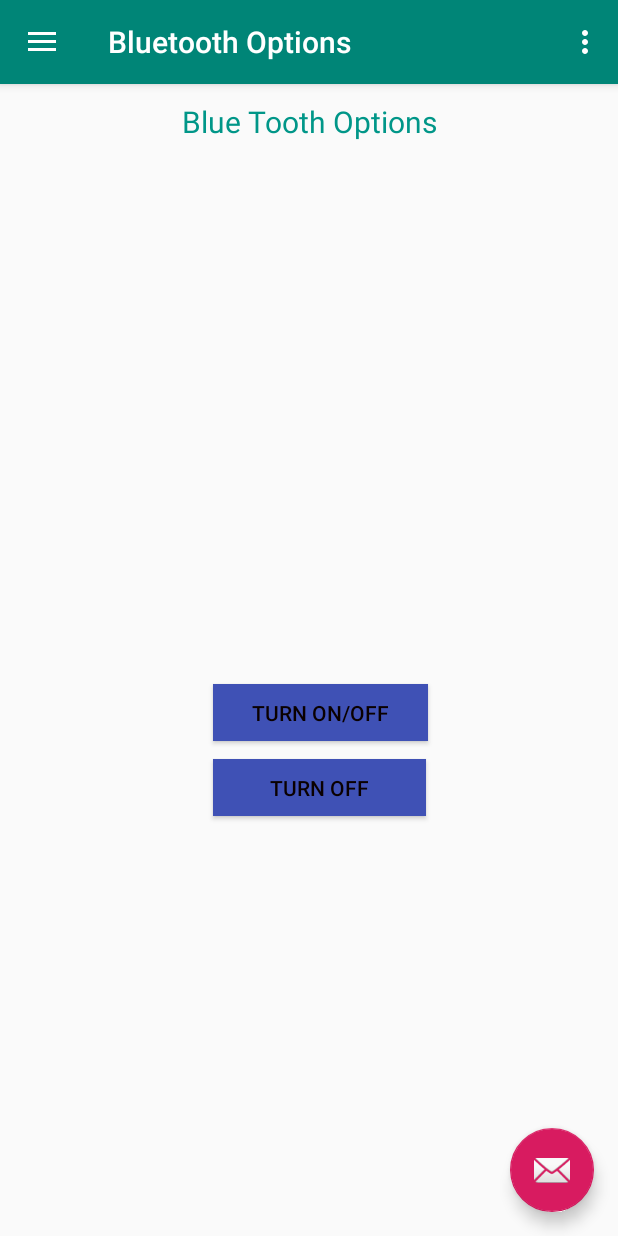
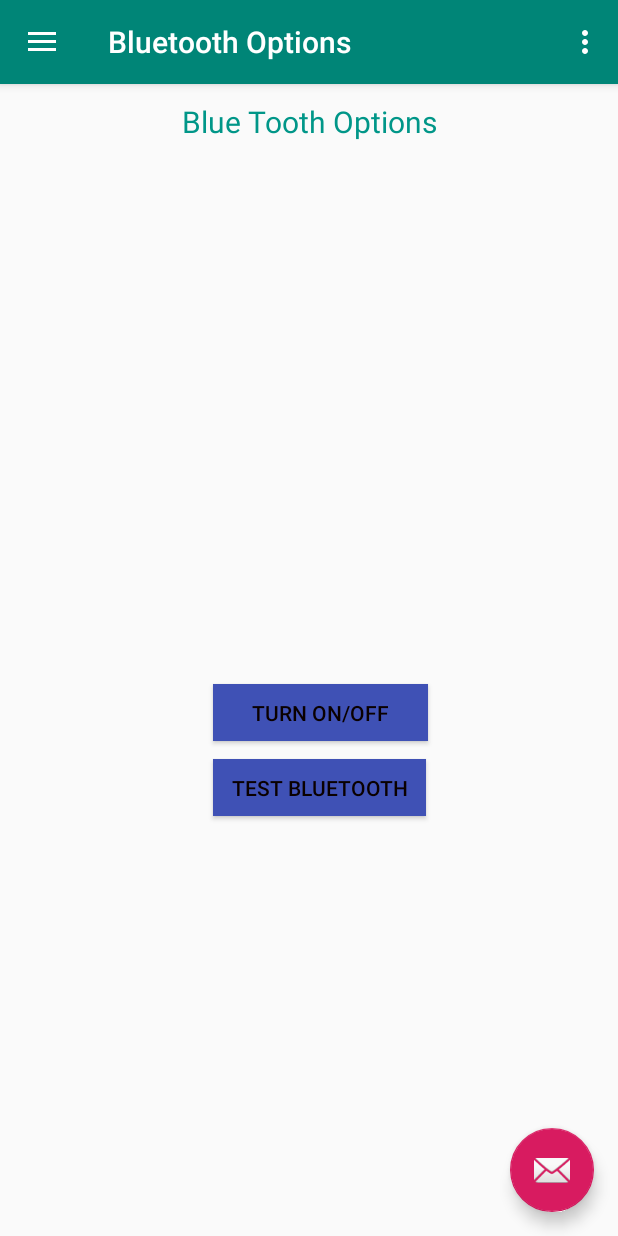
Before and after one commit to walid101/MakeHarvard_2020, an Android app: the screen it shows after launch (MainActivity), in the side drawer, after a tap on "Bluetooth Options", on a phone screen of 412 x 824 dp. Run offline under Robolectric (Android 15) with nearby library versions, the phone set to English and light mode, and no system bars; our stand-ins replace navigation-ui.

Commit message:
app now has a blutooth button to test

```diff
--- a/app/src/main/AndroidManifest.xml
+++ b/app/src/main/AndroidManifest.xml
@@ -5,6 +5,11 @@
     <uses-permission android:name="android.permission.BLUETOOTH_ADMIN"/>
     <uses-permission android:name="android.permission.ACCESS_COARSE_LOCATION"/>
     <uses-permission android:name="android.permission.ACCESS_FINE_LOCATION"/>
+    <uses-permission android:name="android.permission.CAMERA"/>
+    <uses-feature android:name="android.hardware.camera" android:required="false"/>
+    <uses-feature android:name="android.hardware.camera.autofocus" android:required="false"/>
+    <uses-feature android:name="android.hardware.camera.front" android:required="false"/>
+    <uses-feature android:name="android.hardware.camera.front.autofocus" android:required="false"/>
     <application
         android:allowBackup="true"
         android:icon="@mipmap/ic_launcher"
--- a/app/src/main/java/com/example/opencvarduinobluetoothrobotv1/ui/share/ShareFragment.java
+++ b/app/src/main/java/com/example/opencvarduinobluetoothrobotv1/ui/share/ShareFragment.java
@@ -99,6 +99,14 @@ public class ShareFragment extends Fragment implements View.OnClickListener
                     }
                 }
             });
+            Button blueTest = root.findViewById(R.id.BlueTest);
+            blueTest.setOnClickListener(new View.OnClickListener() {
+            @Override
+            public void onClick(View v) {
+                sendMessage("1");
+            }
+        });
+        //The following code is a test to see if the system can communicate via blutooth currently
 
 
         return root;
--- a/app/src/main/res/layout/fragment_share.xml
+++ b/app/src/main/res/layout/fragment_share.xml
@@ -40,7 +40,7 @@
        />
 
     <Button
-        android:id="@+id/BlueOff"
+        android:id="@+id/BlueTest"
         style="@style/Widget.AppCompat.Button.Colored"
         android:layout_width="142dp"
         android:layout_height="38dp"
@@ -49,6 +49,6 @@
         android:layout_marginEnd="80dp"
         android:background="#3F51B5"
         android:minWidth="200dp"
-        android:text="Turn Off"
+        android:text="Test Bluetooth"
         android:textColor="#0A0000" />
 </LinearLayout>
```
